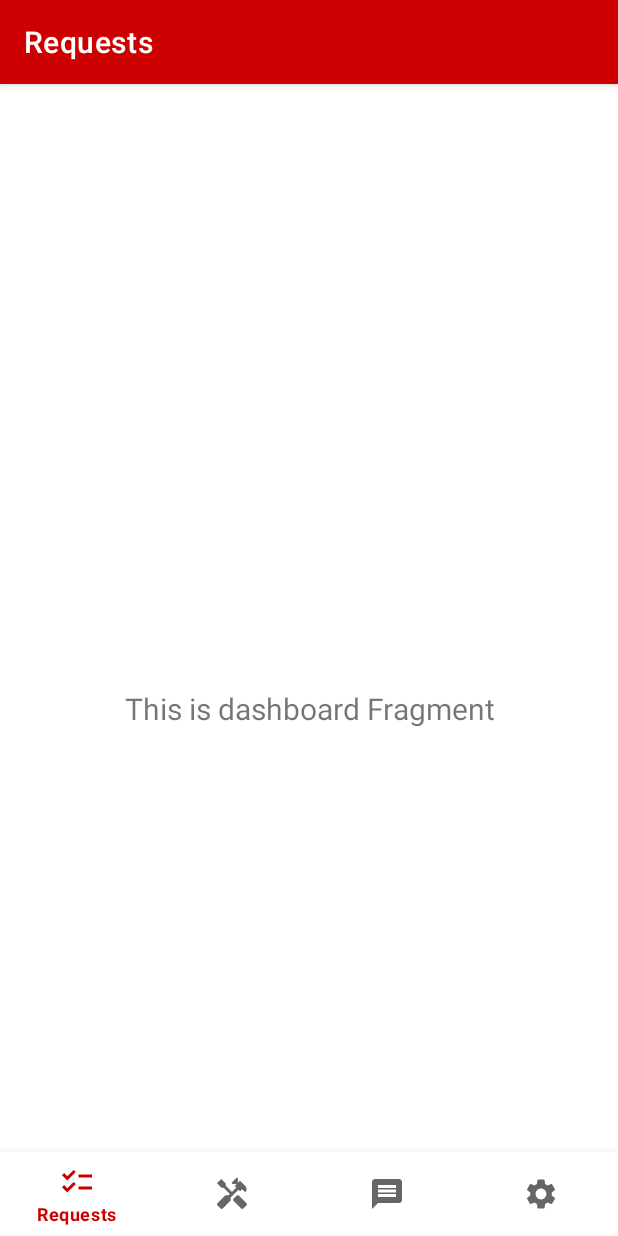
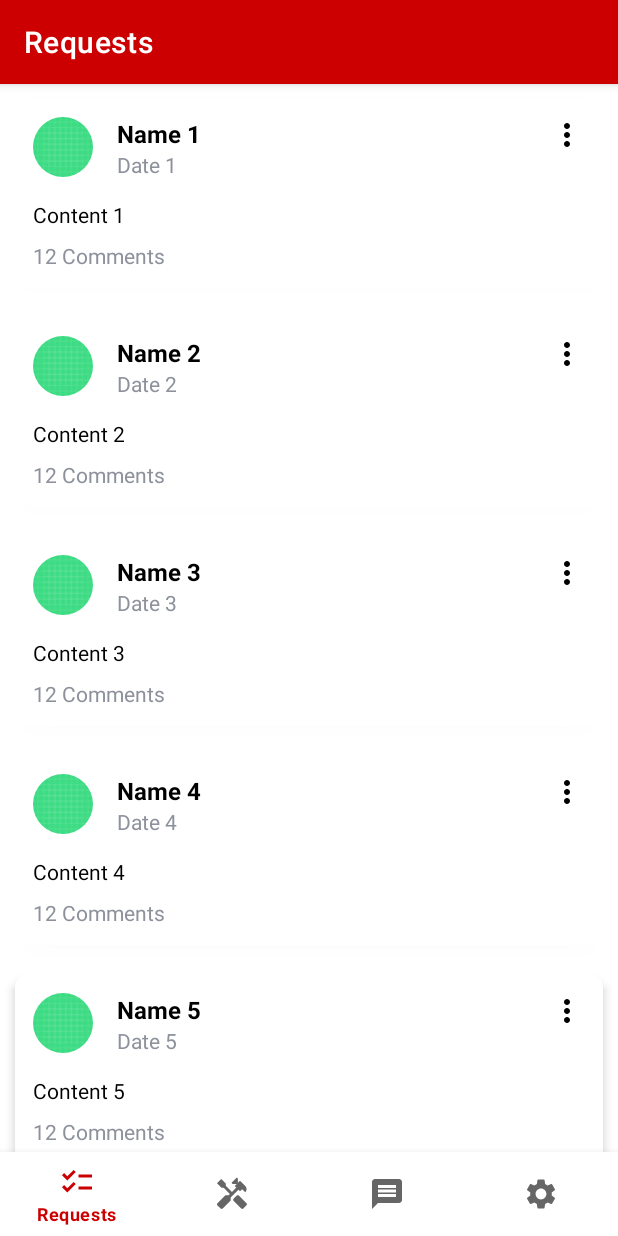
Before and after one commit to yjshin229/CS501ProjectApp, an Android app: the screen it shows after launch (MainActivity), on a phone screen of 412 x 824 dp. Run offline under Robolectric (Android 15) with nearby library versions, the phone set to English and light mode, and no system bars; our stand-ins replace navigation-ui.

Commit message:
implement requests tab

```diff
--- /dev/null
+++ b/app/src/main/java/com/example/taskterriers/ui/requests/RequestItem.kt
@@ -0,0 +1,11 @@
+package com.example.taskterriers.ui.requests
+
+//package com.example.taskterriers.models
+
+data class RequestItem(
+    val name: String,
+    val date: String,
+    val content: String,
+    val profileImageResId: Int  // Resource ID for the profile image
+    // Add other fields as necessary
+)
--- /dev/null
+++ b/app/src/main/java/com/example/taskterriers/ui/requests/RequestsCard.kt
@@ -0,0 +1,44 @@
+package com.example.taskterriers.ui.requests
+
+import android.content.Context
+import android.util.AttributeSet
+import android.view.LayoutInflater
+import androidx.cardview.widget.CardView
+import com.example.taskterriers.databinding.RequestsCardBinding
+
+class RequestsCard @JvmOverloads constructor(
+    context: Context, attrs: AttributeSet? = null, defStyleAttr: Int = 0
+) : CardView(context, attrs, defStyleAttr) {
+
+    private val binding: RequestsCardBinding
+
+    init {
+        val inflater = LayoutInflater.from(context)
+        // Inflate using view binding
+        binding = RequestsCardBinding.inflate(inflater, this, true)
+    }
+
+    fun setName(name: String) {
+        binding.nameTextView.text = name
+    }
+
+    fun setDate(date: String) {
+        binding.dateTextView.text = date
+    }
+
+    fun setContent(content: String) {
+        binding.contentTextView.text = content
+    }
+
+    fun setComment(comment: String) {
+        binding.commentTextView.text = comment
+    }
+
+    fun setProfileImage(resourceId: Int) {
+        binding.profileImageView.setImageResource(resourceId)
+    }
+
+    fun setOnKebabMenuClickListener(listener: OnClickListener) {
+        binding.buttonKebabMenu.setOnClickListener(listener)
+    }
+}
--- /dev/null
+++ b/app/src/main/java/com/example/taskterriers/ui/requests/RequestsCardAdapter.kt
@@ -0,0 +1,39 @@
+package com.example.taskterriers.ui.requests
+
+import android.view.LayoutInflater
+import android.view.ViewGroup
+import androidx.recyclerview.widget.RecyclerView
+import com.example.taskterriers.databinding.RequestsCardBinding
+
+class RequestsCardAdapter(private val items: List<RequestItem>,
+                          private val onItemClick: (RequestItem) -> Unit)
+    : RecyclerView.Adapter<RequestsCardAdapter.ViewHolder>() {
+
+    class ViewHolder(private val binding: RequestsCardBinding,
+                     private val onItemClick: (RequestItem) -> Unit)
+        : RecyclerView.ViewHolder(binding.root) {
+
+        fun bind(item: RequestItem) {
+            with(binding) {
+                profileImageView.setImageResource(item.profileImageResId)
+                nameTextView.text = item.name
+                dateTextView.text = item.date
+                contentTextView.text = item.content
+                // You can setup click listener for buttonKebabMenu as well
+                root.setOnClickListener { onItemClick(item) }
+            }
+        }
+    }
+
+
+    override fun onCreateViewHolder(parent: ViewGroup, viewType: Int): ViewHolder {
+        val binding = RequestsCardBinding.inflate(LayoutInflater.from(parent.context), parent, false)
+        return ViewHolder(binding, onItemClick)
+    }
+
+    override fun onBindViewHolder(holder: ViewHolder, position: Int) {
+        holder.bind(items[position])
+    }
+
+    override fun getItemCount(): Int = items.size
+}
--- a/app/src/main/java/com/example/taskterriers/ui/requests/RequestsFragment.kt
+++ b/app/src/main/java/com/example/taskterriers/ui/requests/RequestsFragment.kt
@@ -4,34 +4,51 @@ import android.os.Bundle
 import android.view.LayoutInflater
 import android.view.View
 import android.view.ViewGroup
-import android.widget.TextView
 import androidx.fragment.app.Fragment
 import androidx.lifecycle.ViewModelProvider
+import androidx.recyclerview.widget.LinearLayoutManager
+import com.example.taskterriers.R
 import com.example.taskterriers.databinding.FragmentRequestsBinding
 
 class RequestsFragment : Fragment() {
 
     private var _binding: FragmentRequestsBinding? = null
-
-    // This property is only valid between onCreateView and
-    // onDestroyView.
     private val binding get() = _binding!!
 
     override fun onCreateView(
-        inflater: LayoutInflater,
-        container: ViewGroup?,
-        savedInstanceState: Bundle?
+        inflater: LayoutInflater, container: ViewGroup?, savedInstanceState: Bundle?
     ): View {
-        val requestsViewModel =
-            ViewModelProvider(this).get(RequestsViewModel::class.java)
+        val requestsViewModel = ViewModelProvider(this).get(RequestsViewModel::class.java)
 
         _binding = FragmentRequestsBinding.inflate(inflater, container, false)
         val root: View = binding.root
 
-        val textView: TextView = binding.textRequests
-        requestsViewModel.text.observe(viewLifecycleOwner) {
-            textView.text = it
+        // Example list of RequestItems
+        val exampleList = listOf(
+            RequestItem("Name 1", "Date 1", "Content 1", R.drawable.ic_launcher_background), // Replace with actual data and drawable
+            RequestItem("Name 2", "Date 2", "Content 2", R.drawable.ic_launcher_background),
+            RequestItem("Name 3", "Date 3", "Content 3", R.drawable.ic_launcher_background),
+            RequestItem("Name 4", "Date 4", "Content 4", R.drawable.ic_launcher_background),
+            RequestItem("Name 5", "Date 5", "Content 5", R.drawable.ic_launcher_background),
+            RequestItem("Name 6", "Date 6", "Content 6", R.drawable.ic_launcher_background),
+            RequestItem("Name 7", "Date 7", "Content 7", R.drawable.ic_launcher_background),
+            RequestItem("Name 8", "Date 8", "Content 8", R.drawable.ic_launcher_background),
+            RequestItem("Name 9", "Date 9", "Content 9", R.drawable.ic_launcher_background),
+            RequestItem("Name 10", "Date 10", "Content 10", R.drawable.ic_launcher_background),
+            // Add more items...
+        )
+
+        // Setting up the RecyclerView
+        val adapter = RequestsCardAdapter(exampleList) { requestItem ->
+            // Handle click event for each item
+            // For example, navigate to another fragment or activity
         }
+
+        binding.recyclerviewRequests.apply {
+            layoutManager = LinearLayoutManager(context)
+            this.adapter = adapter
+        }
+
         return root
     }
 
--- a/app/src/main/res/layout/activity_main.xml
+++ b/app/src/main/res/layout/activity_main.xml
@@ -4,7 +4,7 @@
     android:id="@+id/container"
     android:layout_width="match_parent"
     android:layout_height="match_parent"
-    android:paddingTop="?attr/actionBarSize">
+    >
 
     <com.google.android.material.bottomnavigation.BottomNavigationView
         android:id="@+id/nav_view"
--- a/app/src/main/res/layout/fragment_requests.xml
+++ b/app/src/main/res/layout/fragment_requests.xml
@@ -4,19 +4,15 @@
     xmlns:tools="http://schemas.android.com/tools"
     android:layout_width="match_parent"
     android:layout_height="match_parent"
-    tools:context=".ui.services.ServicesFragment">
+    tools:context=".ui.services.ServicesFragment"
+    >
 
-    <TextView
-        android:id="@+id/text_requests"
+    <androidx.recyclerview.widget.RecyclerView
+        android:id="@+id/recyclerviewRequests"
+        app:layout_constraintTop_toTopOf="parent"
+        app:layout_constraintLeft_toLeftOf="parent"
         android:layout_width="match_parent"
-        android:layout_height="wrap_content"
-        android:layout_marginStart="8dp"
-        android:layout_marginTop="8dp"
-        android:layout_marginEnd="8dp"
-        android:textAlignment="center"
-        android:textSize="20sp"
-        app:layout_constraintBottom_toBottomOf="parent"
-        app:layout_constraintEnd_toEndOf="parent"
-        app:layout_constraintStart_toStartOf="parent"
-        app:layout_constraintTop_toTopOf="parent" />
+        android:layout_height="match_parent"
+        android:layout_marginBottom="?actionBarSize"
+        />
 </androidx.constraintlayout.widget.ConstraintLayout>
--- a/app/src/main/res/layout/requests_card.xml
+++ b/app/src/main/res/layout/requests_card.xml
@@ -4,7 +4,7 @@
     android:id="@+id/requestsCard"
     android:layout_width="match_parent"
     android:layout_height="wrap_content"
-    android:layout_margin="8dp"
+    android:layout_margin="10dp"
     app:cardElevation="4dp"
     app:cardCornerRadius="8dp">
 
--- a/app/src/main/res/layout/services_card.xml
+++ b/app/src/main/res/layout/services_card.xml
@@ -61,7 +61,7 @@
                     android:contentDescription="Type of Service"
                     android:textColor="@color/neutral_0"
                     app:closeIconVisible="false"
-                    app:style="@style/CustomChipStyle" />
+                    style="@style/CustomChipStyle" />
 
             </LinearLayout>
             <TextView
--- a/app/src/main/res/values/styles.xml
+++ b/app/src/main/res/values/styles.xml
@@ -8,7 +8,6 @@
     <style name="CustomChipStyle" parent="Widget.MaterialComponents.Chip.Entry">
         <item name="chipBackgroundColor">@color/neutral_80</item>
         <item name="chipCornerRadius">16dp</item>
-        <!-- Customize other attributes like text appearance, padding, etc. -->
     </style>
 
 </resources>
--- a/app/src/main/res/values/themes.xml
+++ b/app/src/main/res/values/themes.xml
@@ -12,5 +12,7 @@
         <!-- Status bar color. -->
         <item name="android:statusBarColor">?attr/colorPrimaryVariant</item>
         <!-- Customize your theme here. -->
+        <!-- color you see when overscrolling recyclerView -->
+        <item name="android:colorEdgeEffect">@color/neutral_40</item>
     </style>
 </resources>
```
